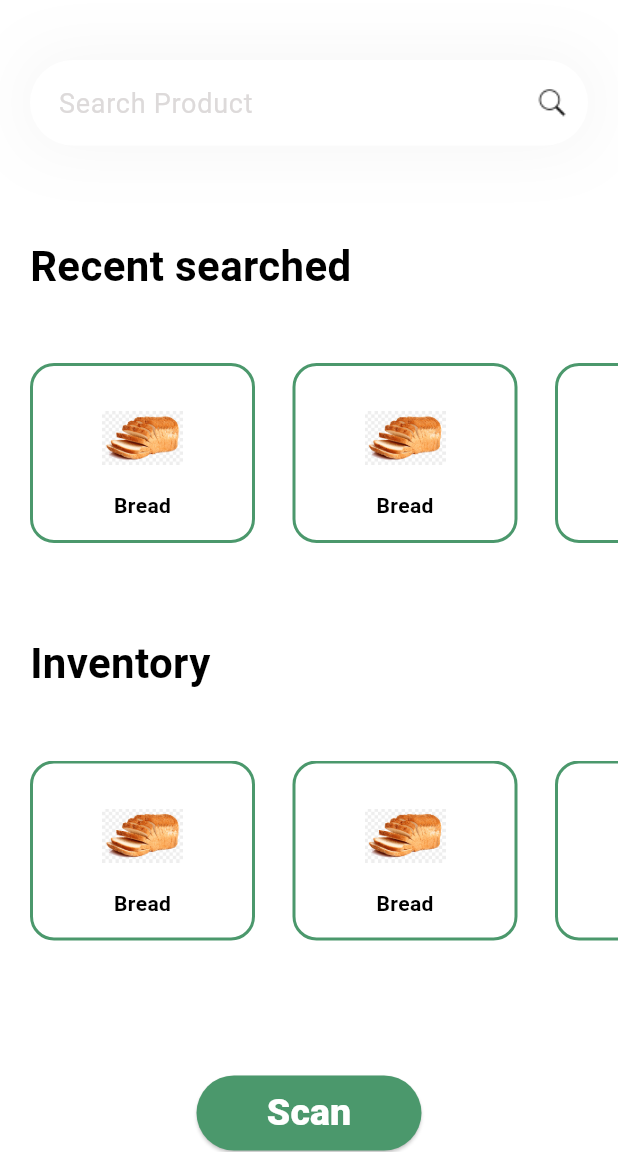
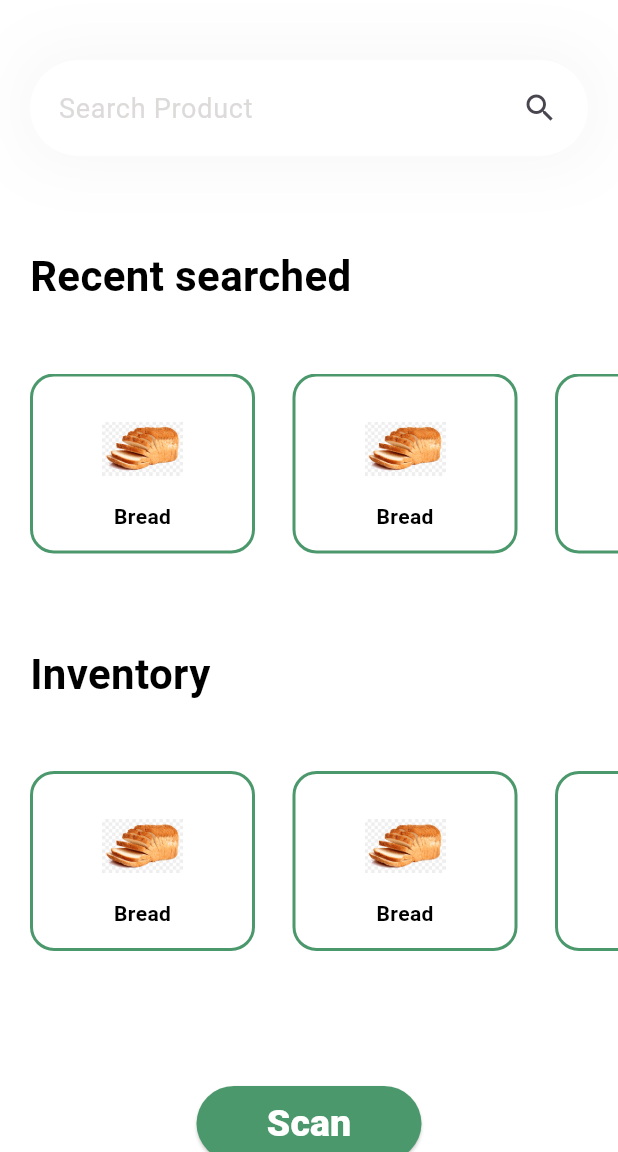
Before and after one commit to FEUP-LEIC-ES-2023-24/2LEIC08T3, a Flutter app: the HomePage screen opened directly, on a phone screen of 412 x 824 dp, the part 84-1236 px from its top. Run offline on Flutter 3.47's test engine with Material 3 defaults, Android fonts, the phone set to English and light mode, and no system bars; our stand-ins replace cloud_firestore, firebase_auth, firebase_core, flutter_map, latlong2; missing offline and left inert: flutter_barcode_scanner; accounts and stored records are empty.

```diff
--- a/mobile/lib/pages/home.dart
+++ b/mobile/lib/pages/home.dart
@@ -2,9 +2,9 @@ import 'package:flutter/material.dart';
 import 'package:greenscan/pages/barcode.dart';
 import 'package:greenscan/models/inventory_model.dart';
 import 'package:greenscan/models/search_model.dart';
+import 'package:greenscan/pages/product.dart';
 import 'package:greenscan/pages/menu.dart';
 import 'package:flutter_barcode_scanner/flutter_barcode_scanner.dart';
-
 
 class HomePage extends StatelessWidget {
   HomePage({Key? key}) : super(key: key);
@@ -30,7 +30,7 @@ class HomePage extends StatelessWidget {
       body: Column(
         crossAxisAlignment: CrossAxisAlignment.start,
         children: [
-          searchMethod(),
+          searchMethod(context),
           const SizedBox(height: 40),
           SearchesMethod(),
           const SizedBox(height: 40),
@@ -56,7 +56,7 @@ class HomePage extends StatelessWidget {
     );
   }
 
-  Container searchMethod() {
+  Container searchMethod(BuildContext context) {
     return Container(
       margin: const EdgeInsets.only(top: 40, left: 20, right: 20),
       decoration: BoxDecoration(
@@ -78,15 +78,23 @@ class HomePage extends StatelessWidget {
             color: Color(0xffDDDADA),
             fontSize: 18,
           ),
-          suffixIcon: Padding(
-            padding: const EdgeInsets.all(12),
-            child: Image.asset('assets/search.png'),
+          suffixIcon: const Padding(
+            padding: EdgeInsets.all(20),
+            child: Icon(Icons.search),
           ),
           border: OutlineInputBorder(
             borderRadius: BorderRadius.circular(50),
             borderSide: BorderSide.none,
           ),
         ),
+        onSubmitted: (value) => {
+          Navigator.push(
+            context,
+            MaterialPageRoute(
+              builder: (context) => ProductDetailsPage(barcode: value),
+            ),
+          ),
+        },
       ),
     );
   }
@@ -239,7 +247,8 @@ class HomePage extends StatelessWidget {
                 if (barcodeResult != '-1') {
                   Navigator.push(
                     context,
-                    MaterialPageRoute(builder: (context) => BarcodeReaderPage()),
+                    MaterialPageRoute(
+                        builder: (context) => BarcodeReaderPage()),
                   );
                 }
               },
--- a/mobile/pubspec.yaml
+++ b/mobile/pubspec.yaml
@@ -41,6 +41,7 @@ dependencies:
   # The following adds the Cupertino Icons font to your application.
   # Use with the CupertinoIcons class for iOS style icons.
   cupertino_icons: ^1.0.6
+  firebase_auth: ^4.19.2
 
 dev_dependencies:
   flutter_test:
```
Also changed, not shown: mobile/lib/pages/login.dart (+16 -11 lines), mobile/pubspec.lock, 5 other files.
